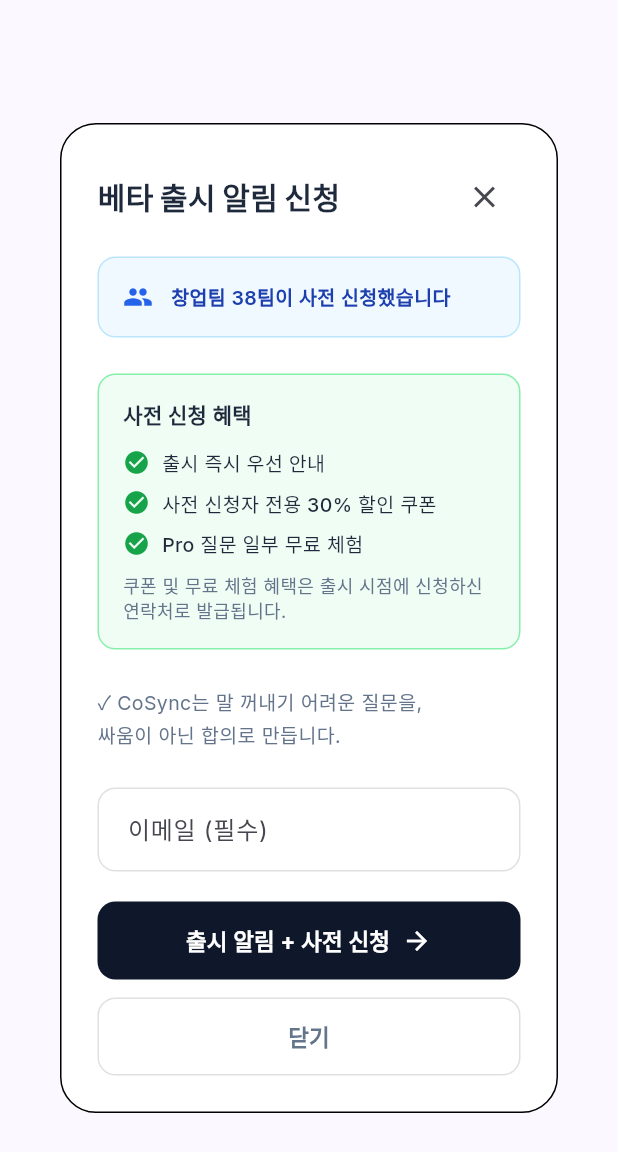
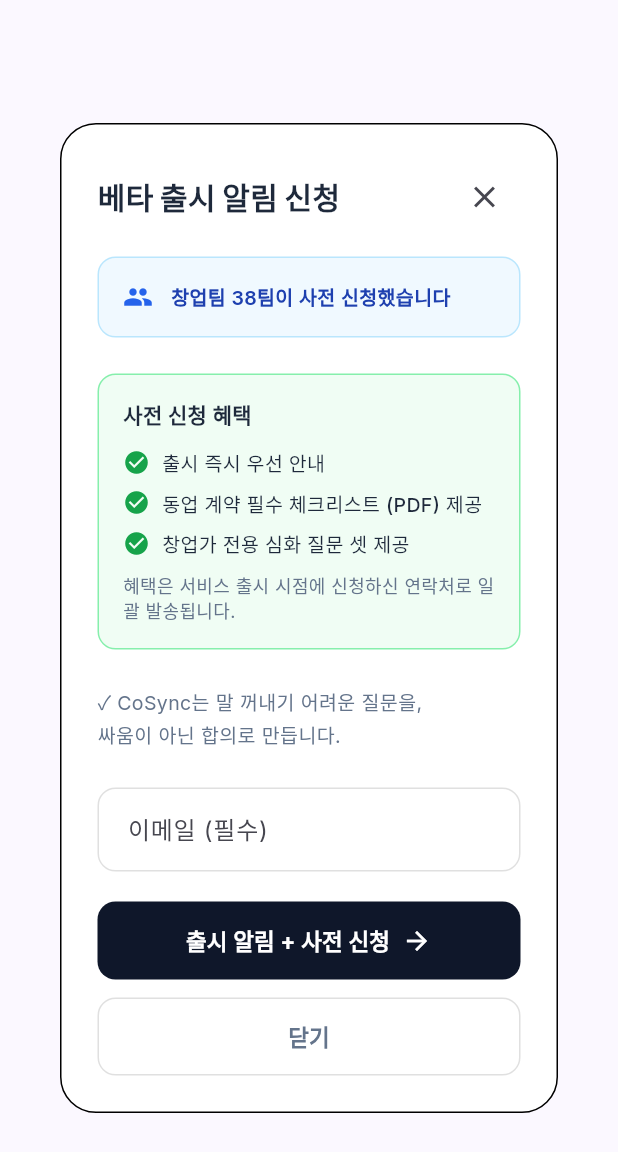
Before and after one commit to jumyeong2/flutter_demo, a Flutter app: the EmailSignupModal widget shown alone on an empty page, opened directly, on a phone screen of 412 x 824 dp. Shown: the top 1152 px of the screen. Run offline on Flutter 3.47's test engine with Material 3 defaults, Android fonts, the phone set to English and light mode, and no system bars; our stand-ins replace cloud_firestore, firebase_analytics, firebase_auth, firebase_core, flutter_animate, get and 3 more; missing offline and left inert: dart:html; accounts and stored records are empty.

Commit message:
사전신청 혜택 수정

```diff
--- a/lib/ui/page/landing/widget/email_signup_modal.dart
+++ b/lib/ui/page/landing/widget/email_signup_modal.dart
@@ -305,12 +305,15 @@ class _EmailSignupModalState extends State<EmailSignupModal> {
                       SizedBox(height: isSmallMobile ? 12 : 16),
                       _buildBenefitItem('출시 즉시 우선 안내', isSmallMobile),
                       SizedBox(height: isSmallMobile ? 8 : 12),
-                      _buildBenefitItem('사전 신청자 전용 30% 할인 쿠폰', isSmallMobile),
+                      _buildBenefitItem(
+                        '동업 계약 필수 체크리스트 (PDF) 제공',
+                        isSmallMobile,
+                      ),
                       SizedBox(height: isSmallMobile ? 8 : 12),
-                      _buildBenefitItem('Pro 질문 일부 무료 체험', isSmallMobile),
+                      _buildBenefitItem('창업가 전용 심화 질문 셋 제공', isSmallMobile),
                       SizedBox(height: isSmallMobile ? 10 : 12),
                       Text(
-                        '쿠폰 및 무료 체험 혜택은 출시 시점에 신청하신 연락처로 발급됩니다.',
+                        '혜택은 서비스 출시 시점에 신청하신 연락처로 일괄 발송됩니다.',
                         style: TextStyle(
                           fontSize: isSmallMobile ? 12 : 12,
                           color: const Color(0xFF64748B),
```
Also changed, not shown: 1 other file.
